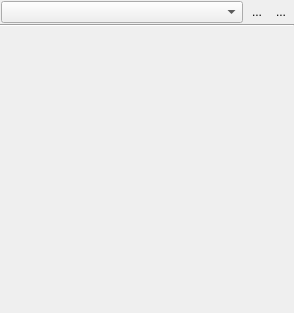
Old version of the form src/CoreGui/source/DynamicSideWidgetWrapper.ui in the repository JPNaude/Qtilities.
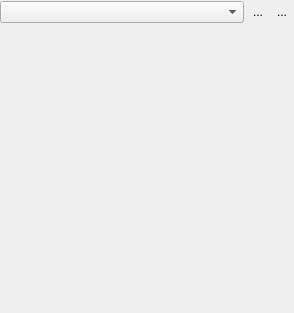
New version of the form.

Commit message: Side widgets now uses a new style to style their combo boxes.

Patch:
```diff
--- a/src/CoreGui/source/DynamicSideWidgetWrapper.ui
+++ b/src/CoreGui/source/DynamicSideWidgetWrapper.ui
@@ -42,16 +42,16 @@
        <number>0</number>
       </property>
       <property name="leftMargin">
-       <number>1</number>
+       <number>0</number>
       </property>
       <property name="topMargin">
        <number>1</number>
       </property>
       <property name="rightMargin">
-       <number>1</number>
+       <number>0</number>
       </property>
       <property name="bottomMargin">
-       <number>1</number>
+       <number>2</number>
       </property>
       <item>
        <widget class="QComboBox" name="widgetCombo"/>
@@ -95,13 +95,6 @@
      </layout>
     </widget>
    </item>
-   <item>
-    <widget class="Line" name="line">
-     <property name="orientation">
-      <enum>Qt::Horizontal</enum>
-     </property>
-    </widget>
-   </item>
    <item>
     <widget class="QWidget" name="centralwidget" native="true">
      <property name="sizePolicy">
```
The commit also changes 4 other files.
